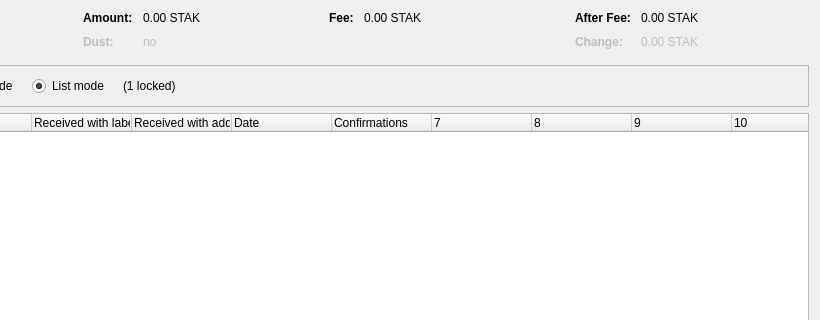
weycoin/weycoin, file src/qt/forms/coincontroldialog.ui: the form before one commit; both pictures show x 180 to 1000 and y 0 to 320 of the 1000 by 500 pixel window.
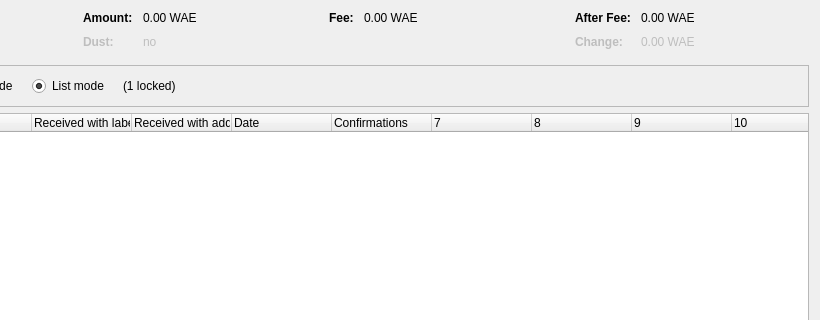
The form after the commit. Custom widgets are drawn as their Qt base class.

The edit to the form file:
```diff
--- a/src/qt/forms/coincontroldialog.ui
+++ b/src/qt/forms/coincontroldialog.ui
@@ -132,7 +132,7 @@
           <enum>Qt::ActionsContextMenu</enum>
          </property>
          <property name="text">
-          <string notr="true">0.00 STAK</string>
+          <string notr="true">0.00 WAE</string>
          </property>
          <property name="textInteractionFlags">
           <set>Qt::LinksAccessibleByMouse|Qt::TextSelectableByKeyboard|Qt::TextSelectableByMouse</set>
@@ -212,7 +212,7 @@
           <enum>Qt::ActionsContextMenu</enum>
          </property>
          <property name="text">
-          <string notr="true">0.00 STAK</string>
+          <string notr="true">0.00 WAE</string>
          </property>
          <property name="textInteractionFlags">
           <set>Qt::LinksAccessibleByMouse|Qt::TextSelectableByKeyboard|Qt::TextSelectableByMouse</set>
@@ -257,7 +257,7 @@
           <enum>Qt::ActionsContextMenu</enum>
          </property>
          <property name="text">
-          <string notr="true">0.00 STAK</string>
+          <string notr="true">0.00 WAE</string>
          </property>
          <property name="textInteractionFlags">
           <set>Qt::LinksAccessibleByMouse|Qt::TextSelectableByKeyboard|Qt::TextSelectableByMouse</set>
@@ -292,7 +292,7 @@
           <enum>Qt::ActionsContextMenu</enum>
          </property>
          <property name="text">
-          <string notr="true">0.00 STAK</string>
+          <string notr="true">0.00 WAE</string>
          </property>
          <property name="textInteractionFlags">
           <set>Qt::LinksAccessibleByMouse|Qt::TextSelectableByKeyboard|Qt::TextSelectableByMouse</set>
```
